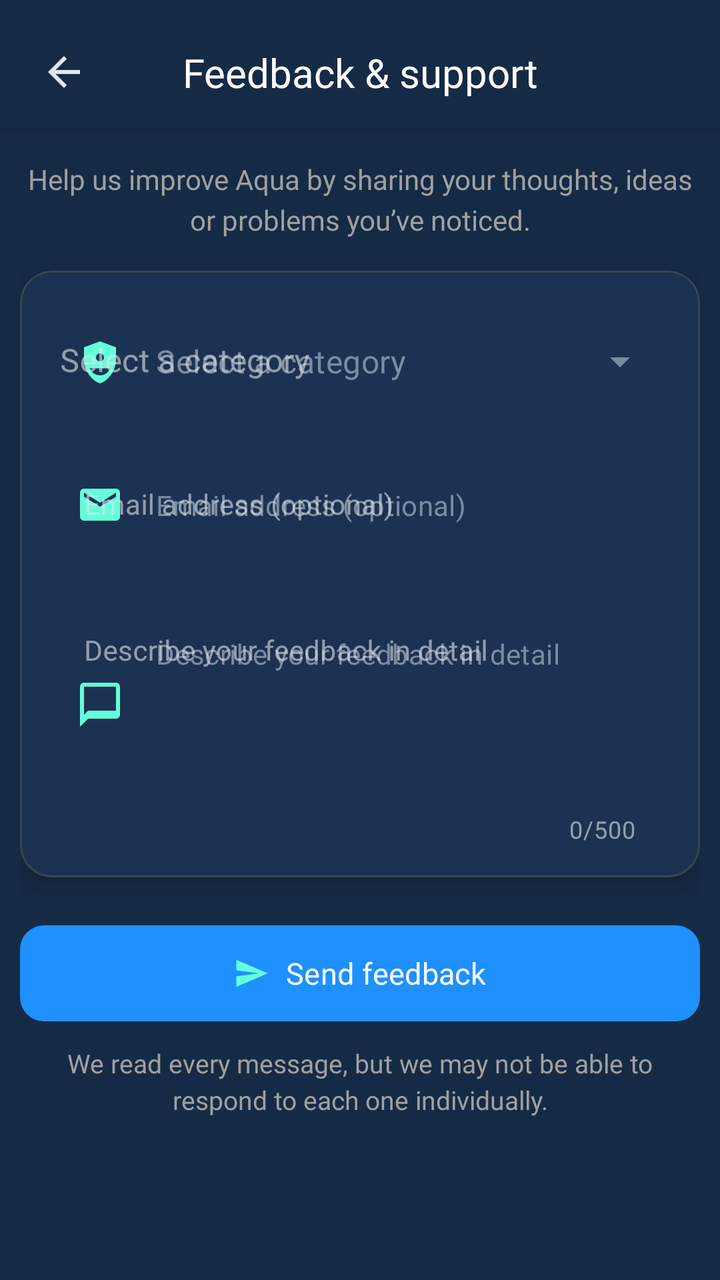
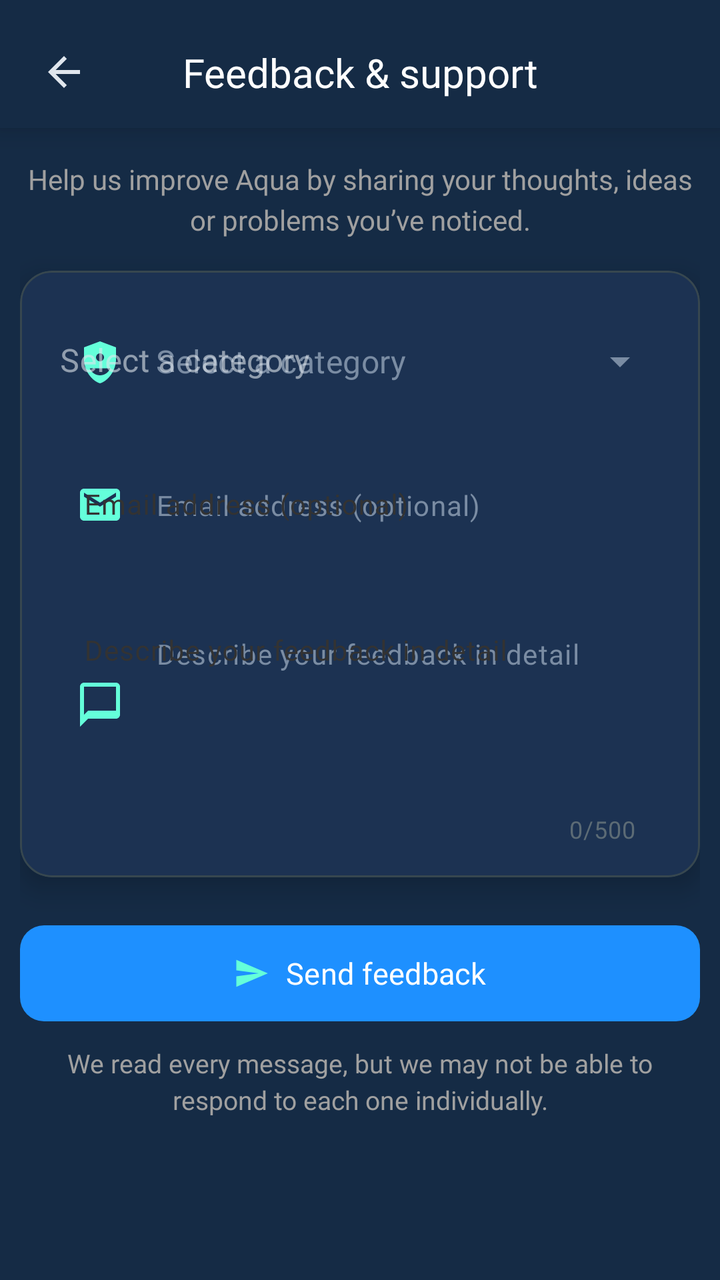

Screens rendered from an Android XML layout before and after an edit, with the pre-edit source and the edit as a unified diff.
<!-- AndroidManifest.xml: application theme AppTheme -->
<!-- res/layout/fragment_feedback.xml -->
<?xml version="1.0" encoding="utf-8"?>
<androidx.constraintlayout.widget.ConstraintLayout
    xmlns:android="http://schemas.android.com/apk/res/android"
    xmlns:app="http://schemas.android.com/apk/res-auto"
    xmlns:tools="http://schemas.android.com/tools"
    android:layout_width="match_parent"
    android:layout_height="match_parent"
    android:background="@color/background_color"
    tools:context=".ui.tabs.settings.feedback.FeedbackFragment">

    
    <androidx.constraintlayout.widget.ConstraintLayout
        android:id="@+id/headerContainer"
        android:layout_width="match_parent"
        android:layout_height="wrap_content"
        android:paddingHorizontal="16dp"
        android:paddingTop="20dp"
        android:paddingBottom="12dp"
        android:background="@color/background_color"
        android:elevation="8dp"
        app:layout_constraintTop_toTopOf="parent">

        
        <ImageView
            android:id="@+id/btnBack"
            android:layout_width="32dp"
            android:layout_height="32dp"
            android:src="@drawable/ic_back"
            android:scaleType="center"
            app:tint="?attr/colorOnSurface"
            android:clickable="true"
            android:focusable="true"
            android:contentDescription="@string/feedback_back_button_desc"
            app:layout_constraintBottom_toBottomOf="parent"
            app:layout_constraintStart_toStartOf="parent"
            app:layout_constraintTop_toTopOf="parent" />

        
        <TextView
            android:id="@+id/tvTitle"
            style="@style/TextAppearance.Aqua.EditProfileTitle"
            android:layout_width="wrap_content"
            android:layout_height="wrap_content"
            android:text="@string/feedback_title"
            android:importantForAccessibility="yes"
            app:layout_constraintTop_toTopOf="parent"
            app:layout_constraintBottom_toBottomOf="parent"
            app:layout_constraintStart_toStartOf="parent"
            app:layout_constraintEnd_toEndOf="parent" />
    </androidx.constraintlayout.widget.ConstraintLayout>

    
    <ScrollView
        android:id="@+id/scrollContent"
        android:layout_width="0dp"
        android:layout_height="0dp"
        android:fillViewport="true"
        android:clipToPadding="false"
        app:layout_constraintTop_toBottomOf="@id/headerContainer"
        app:layout_constraintBottom_toBottomOf="parent"
        app:layout_constraintStart_toStartOf="parent"
        app:layout_constraintEnd_toEndOf="parent">

        <LinearLayout
            android:id="@+id/contentRoot"
            android:layout_width="match_parent"
            android:layout_height="wrap_content"
            android:orientation="vertical"
            android:paddingStart="10dp"
            android:paddingEnd="10dp"
            android:paddingTop="16dp"
            android:paddingBottom="16dp">

            
            <TextView
                android:id="@+id/tvSubInfo"
                android:layout_width="match_parent"
                android:layout_height="wrap_content"
                android:text="@string/feedback_subinfo"
                android:textColor="@color/settings_text_secondary"
                android:textSize="14sp"
                android:fontFamily="@font/inter_regular"
                android:gravity="center"
                android:lineSpacingExtra="4dp"
                android:layout_marginBottom="16dp"
                android:contentDescription="@string/feedback_subinfo_desc" />

            
            <com.google.android.material.card.MaterialCardView
                android:id="@+id/cardFeedbackForm"
                android:layout_width="match_parent"
                android:layout_height="wrap_content"
                style="@style/Widget.Aqua.CardStyles">

                <LinearLayout
                    android:id="@+id/formContainer"
                    android:layout_width="match_parent"
                    android:layout_height="wrap_content"
                    android:orientation="vertical"
                    android:padding="16dp"
                    android:contentDescription="@string/feedback_form_desc">

                    
                    <com.google.android.material.textfield.TextInputLayout
                        android:id="@+id/inputLayoutCategory"
                        style="@style/Widget.MaterialComponents.TextInputLayout.OutlinedBox.ExposedDropdownMenu"
                        android:layout_width="match_parent"
                        android:layout_height="wrap_content"
                        android:hint="@string/feedback_hint_category"
                        app:boxBackgroundMode="outline"
                        app:boxBackgroundColor="@color/background_color"
                        
                        app:boxStrokeWidth="1dp"
                        app:boxStrokeWidthFocused="1dp"
                        app:startIconDrawable="@drawable/ic_category"
                        app:startIconTint="#64FFDA"
                        app:endIconMode="dropdown_menu"
                        app:endIconTint="#7A8CA3"
                        android:contentDescription="@string/feedback_category_desc">

                    <AutoCompleteTextView
                        android:id="@+id/autoCategory"
                        android:layout_width="match_parent"
                        android:layout_height="wrap_content"
                        android:inputType="none"
                        android:focusable="true"
                        android:clickable="true"
                        android:cursorVisible="false"
                        android:hint="@string/feedback_hint_category"
                        android:textColor="#FFFFFF"
                        android:textColorHint="#7A8CA3"
                        android:fontFamily="@font/inter_regular"
                        android:paddingVertical="8dp"
                        android:paddingHorizontal="4dp"
                        android:background="@android:color/transparent" />
                    </com.google.android.material.textfield.TextInputLayout>

                    
                    <com.google.android.material.textfield.TextInputLayout
                        android:id="@+id/inputLayoutEmail"
                        style="@style/Widget.MaterialComponents.TextInputLayout.OutlinedBox"
                        android:layout_width="match_parent"
                        android:layout_height="wrap_content"
                        android:hint="@string/feedback_hint_email"
                        android:layout_marginTop="16dp"
                        app:boxBackgroundMode="outline"
                        app:boxBackgroundColor="@color/background_color"
                        
                        app:boxStrokeWidth="1dp"
                        app:boxStrokeWidthFocused="1dp"
                        app:startIconDrawable="@drawable/ic_email"
                        app:startIconTint="#64FFDA"
                        android:contentDescription="@string/feedback_email_desc">

                        <com.google.android.material.textfield.TextInputEditText
                            android:id="@+id/etEmail"
                            android:layout_width="match_parent"
                            android:layout_height="wrap_content"
                            android:inputType="textEmailAddress"
                            android:hint="@string/feedback_hint_email"
                            android:textColor="#FFFFFF"
                            android:textColorHint="#7A8CA3"
                            android:textSize="14sp"
                            android:fontFamily="@font/inter_regular"
                            android:background="@android:color/transparent" />
                    </com.google.android.material.textfield.TextInputLayout>

                    
                    <com.google.android.material.textfield.TextInputLayout
                        android:id="@+id/inputLayoutMessage"
                        style="@style/Widget.MaterialComponents.TextInputLayout.OutlinedBox"
                        android:layout_width="match_parent"
                        android:layout_height="wrap_content"
                        android:hint="@string/feedback_hint_message"
                        android:layout_marginTop="16dp"
                        app:boxBackgroundMode="outline"
                        app:boxBackgroundColor="@color/background_color"
                        
                        app:boxStrokeWidth="1dp"
                        app:boxStrokeWidthFocused="1dp"
                        app:startIconDrawable="@drawable/ic_message"
                        app:startIconTint="#64FFDA"
                        app:counterEnabled="true"
                        app:counterMaxLength="500"
                        android:contentDescription="@string/feedback_message_area_desc">

                        <com.google.android.material.textfield.TextInputEditText
                            android:id="@+id/etMessage"
                            android:layout_width="match_parent"
                            android:layout_height="wrap_content"
                            android:minLines="4"
                            android:gravity="top"
                            android:inputType="textMultiLine"
                            android:overScrollMode="never"
                            android:hint="@string/feedback_hint_message"
                            android:textColor="#FFFFFF"
                            android:textColorHint="#7A8CA3"
                            android:textSize="14sp"
                            android:fontFamily="@font/inter_regular"
                            android:background="@android:color/transparent" />
                    </com.google.android.material.textfield.TextInputLayout>

                    
                    <TextView
                        android:id="@+id/tvSuccessMessage"
                        android:layout_width="match_parent"
                        android:layout_height="wrap_content"
                        android:layout_marginTop="12dp"
                        android:gravity="center"
                        android:text="@string/feedback_success"
                        android:textColor="#64FFDA"
                        android:textSize="15sp"
                        android:fontFamily="@font/inter_medium"
                        android:visibility="gone"
                        android:alpha="0"
                        android:contentDescription="@string/feedback_success_desc" />

                </LinearLayout>
            </com.google.android.material.card.MaterialCardView>

            
            <com.google.android.material.button.MaterialButton
                android:id="@+id/btnSend"
                style="@style/Widget.Aqua.PrimaryButton"
                android:layout_width="match_parent"
                android:layout_height="wrap_content"
                android:layout_marginTop="24dp"
                android:text="@string/feedback_send"
                android:textAllCaps="false"
                android:textSize="15sp"
                android:fontFamily="@font/inter_medium"
                app:icon="@drawable/ic_send"
                app:iconTint="#64FFDA"
                app:iconSize="18dp"
                app:iconGravity="textStart"
                app:iconPadding="8dp"
                android:contentDescription="@string/feedback_send_desc" />

            
            <TextView
                android:id="@+id/tvFooter"
                android:layout_width="match_parent"
                android:layout_height="wrap_content"
                android:layout_marginTop="12dp"
                android:layout_marginBottom="16dp"
                android:text="@string/feedback_footer"
                android:textColor="@color/settings_text_secondary"
                android:textSize="13sp"
                android:fontFamily="@font/inter_regular"
                android:gravity="center"
                android:lineSpacingExtra="3dp"
                android:contentDescription="@string/feedback_footer_desc" />

        </LinearLayout>
    </ScrollView>

</androidx.constraintlayout.widget.ConstraintLayout>
<!-- resources referenced by this layout -->
<resources>
  <color name="background_color">#152B45</color>
  <color name="settings_text_secondary">#A0A0A0</color>
  <string name="feedback_back_button_desc">
          Go back from feedback and support screen
      </string>
  <string name="feedback_category_desc">
          Dropdown input to choose the feedback category.
      </string>
  <string name="feedback_email_desc">
          Optional email field used to contact the user about their feedback.
      </string>
  <string name="feedback_footer">
          We read every message, but we may not be able to respond to each one individually.
      </string>
  <string name="feedback_footer_desc">
          Additional note explaining how feedback messages are handled.
      </string>
  <string name="feedback_form_desc">
          Feedback form container including category, email and message fields.
      </string>
  <string name="feedback_hint_category">Select a category</string>
  <string name="feedback_hint_email">Email address (optional)</string>
  <string name="feedback_hint_message">Describe your feedback in detail</string>
  <string name="feedback_message_area_desc">
          Multiline text field where the user types their feedback message.
      </string>
  <string name="feedback_send">Send feedback</string>
  <string name="feedback_send_desc">
          Button that submits the feedback form.
      </string>
  <string name="feedback_subinfo">
          Help us improve Aqua by sharing your thoughts, ideas or problems you’ve noticed.
      </string>
  <string name="feedback_subinfo_desc">
          Short description explaining that user can send feedback about the app.
      </string>
  <string name="feedback_success">
          Thank you! Your feedback has been sent successfully.
      </string>
  <string name="feedback_success_desc">
          Message shown after the feedback form is submitted successfully.
      </string>
  <string name="feedback_title">Feedback &amp; support</string>
  <style name="Widget.Aqua.CardStyles" parent="Widget.MaterialComponents.CardView">
      <item name="cardBackgroundColor">@color/settings_card_background</item>
      <item name="cardCornerRadius">16dp</item>
      <item name="cardElevation">8dp</item>
      <item name="cardUseCompatPadding">false</item>
  </style>
  <color name="settings_card_background">#1C3252</color>
  <color name="aqua_button_blue">#1E90FF</color>
  <color name="md_theme_light_primary">#2196F3</color>
  <color name="md_theme_light_onPrimary">#FFFFFF</color>
  <color name="md_theme_light_secondary">#4A6363</color>
  <color name="md_theme_light_onSecondary">#FFFFFF</color>
  <color name="md_theme_light_background">#152B45</color>
  <color name="md_theme_light_surface">#152B45</color>
  <color name="md_theme_light_onSurface">#E0E6ED</color>
  <color name="md_theme_light_surfaceVariant">#233042</color>
  <color name="md_theme_light_onSurfaceVariant">#5C6B75</color>
  <color name="md_theme_light_outline">#455A64</color>
  <color name="md_theme_light_outlineVariant">#37474F</color>
  <color name="md_theme_light_error">#D32F2F</color>
  <color name="md_theme_light_onError">#FFFFFF</color>
  <!-- unchanged entries left out for length: 8 -->
</resources>

<!-- the commit's change to res/layout/fragment_feedback.xml (unified diff, before → after) -->
@@ -138,7 +138,7 @@
                     
                     <com.google.android.material.textfield.TextInputLayout
                         android:id="@+id/inputLayoutEmail"
-                        style="@style/Widget.MaterialComponents.TextInputLayout.OutlinedBox"
+                        style="@style/AuthTextInputLayout"
                         android:layout_width="match_parent"
                         android:layout_height="wrap_content"
                         android:hint="@string/feedback_hint_email"
@@ -168,7 +168,7 @@
                     
                     <com.google.android.material.textfield.TextInputLayout
                         android:id="@+id/inputLayoutMessage"
-                        style="@style/Widget.MaterialComponents.TextInputLayout.OutlinedBox"
+                        style="@style/AuthTextInputLayout"
                         android:layout_width="match_parent"
                         android:layout_height="wrap_content"
                         android:hint="@string/feedback_hint_message"
<!-- resource entries referenced after the edit -->
@@ -43,6 +43,25 @@
           Message shown after the feedback form is submitted successfully.
       </string>
   <string name="feedback_title">Feedback &amp; support</string>
+  <style name="AuthTextInputLayout" parent="Widget.Material3.TextInputLayout.OutlinedBox">
+      
+      <item name="boxStrokeColor">@color/auth_input_stroke_color</item>
+      <item name="boxStrokeWidth">1dp</item>
+      <item name="boxStrokeWidthFocused">2dp</item>
+  
+      
+      <item name="boxCornerRadiusTopStart">12dp</item>
+      <item name="boxCornerRadiusTopEnd">12dp</item>
+      <item name="boxCornerRadiusBottomStart">12dp</item>
+      <item name="boxCornerRadiusBottomEnd">12dp</item>
+  
+      
+      <item name="hintTextColor">@color/auth_hint_color</item>
+      <item name="android:textColorHint">@color/auth_hint_color</item>
+  
+      
+      <item name="boxBackgroundColor">@android:color/transparent</item>
+  </style>
   <style name="Widget.Aqua.CardStyles" parent="Widget.MaterialComponents.CardView">
       <item name="cardBackgroundColor">@color/settings_card_background</item>
       <item name="cardCornerRadius">16dp</item>
